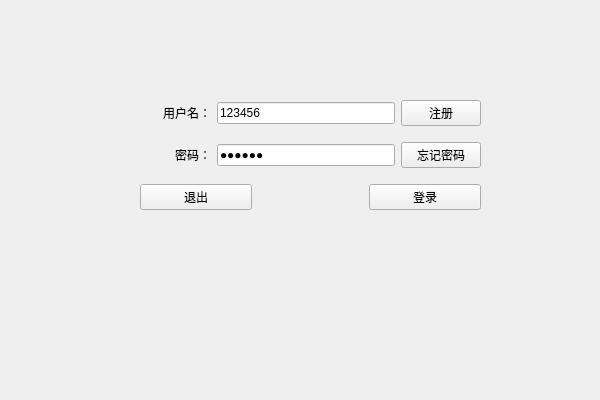
Old version of the form databaseDriver/databasedriver.ui in the repository longhao666/2018032901pineappleMusic.
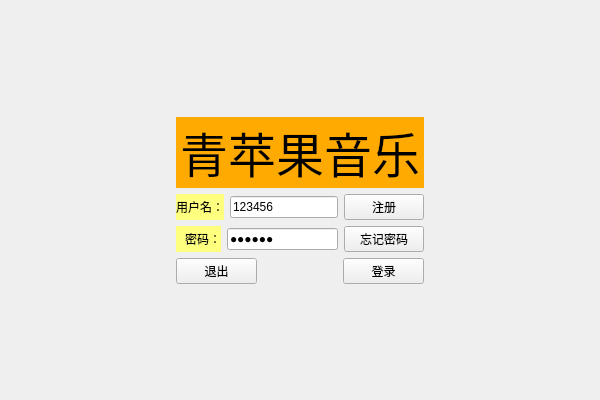
New version of the form.

Diff of the .ui file:
```diff
--- a/databaseDriver/databasedriver.ui
+++ b/databaseDriver/databasedriver.ui
@@ -25,20 +25,66 @@
   <property name="windowTitle">
    <string>Form</string>
   </property>
-  <widget class="QWidget" name="layoutWidget">
-   <property name="geometry">
-    <rect>
-     <x>140</x>
-     <y>90</y>
-     <width>341</width>
-     <height>131</height>
-    </rect>
-   </property>
+  <layout class="QGridLayout" name="gridLayout_2">
+   <item row="0" column="0">
+    <layout class="QGridLayout" name="gridLayout">
+     <item row="0" column="1">
+      <spacer name="verticalSpacer">
+       <property name="orientation">
+        <enum>Qt::Vertical</enum>
+       </property>
+       <property name="sizeHint" stdset="0">
+        <size>
+         <width>20</width>
+         <height>40</height>
+        </size>
+       </property>
+      </spacer>
+     </item>
+     <item row="1" column="0">
+      <spacer name="horizontalSpacer_2">
+       <property name="orientation">
+        <enum>Qt::Horizontal</enum>
+       </property>
+       <property name="sizeHint" stdset="0">
+        <size>
+         <width>40</width>
+         <height>20</height>
+        </size>
+       </property>
+      </spacer>
+     </item>
+     <item row="1" column="1">
    <layout class="QVBoxLayout" name="verticalLayout">
+       <item>
+        <widget class="QLabel" name="label_3">
+         <property name="font">
+          <font>
+           <family>华文楷体</family>
+           <pointsize>36</pointsize>
+          </font>
+         </property>
+         <property name="styleSheet">
+          <string notr="true">background-color: rgb(255, 170, 0);</string>
+         </property>
+         <property name="text">
+          <string>青苹果音乐</string>
+         </property>
+         <property name="textFormat">
+          <enum>Qt::AutoText</enum>
+         </property>
+         <property name="alignment">
+          <set>Qt::AlignCenter</set>
+         </property>
+        </widget>
+       </item>
     <item>
      <layout class="QHBoxLayout" name="horizontalLayout" stretch="2,5,0">
       <item>
        <widget class="QLabel" name="label">
+           <property name="styleSheet">
+            <string notr="true">background-color: rgb(255, 255, 127);</string>
+           </property>
         <property name="text">
          <string>用户名：</string>
         </property>
@@ -67,6 +113,9 @@
      <layout class="QHBoxLayout" name="horizontalLayout_2" stretch="2,5,0">
       <item>
        <widget class="QLabel" name="label_2">
+           <property name="styleSheet">
+            <string notr="true">background-color: rgb(255, 255, 127);</string>
+           </property>
         <property name="text">
          <string>密码：</string>
         </property>
@@ -129,7 +178,36 @@
      </layout>
     </item>
    </layout>
-  </widget>
+     </item>
+     <item row="1" column="2">
+      <spacer name="horizontalSpacer_3">
+       <property name="orientation">
+        <enum>Qt::Horizontal</enum>
+       </property>
+       <property name="sizeHint" stdset="0">
+        <size>
+         <width>40</width>
+         <height>20</height>
+        </size>
+       </property>
+      </spacer>
+     </item>
+     <item row="2" column="1">
+      <spacer name="verticalSpacer_2">
+       <property name="orientation">
+        <enum>Qt::Vertical</enum>
+       </property>
+       <property name="sizeHint" stdset="0">
+        <size>
+         <width>20</width>
+         <height>40</height>
+        </size>
+       </property>
+      </spacer>
+     </item>
+    </layout>
+   </item>
+  </layout>
  </widget>
  <resources/>
  <connections/>
```
Lines whose indentation alone changed are shown as unchanged.
